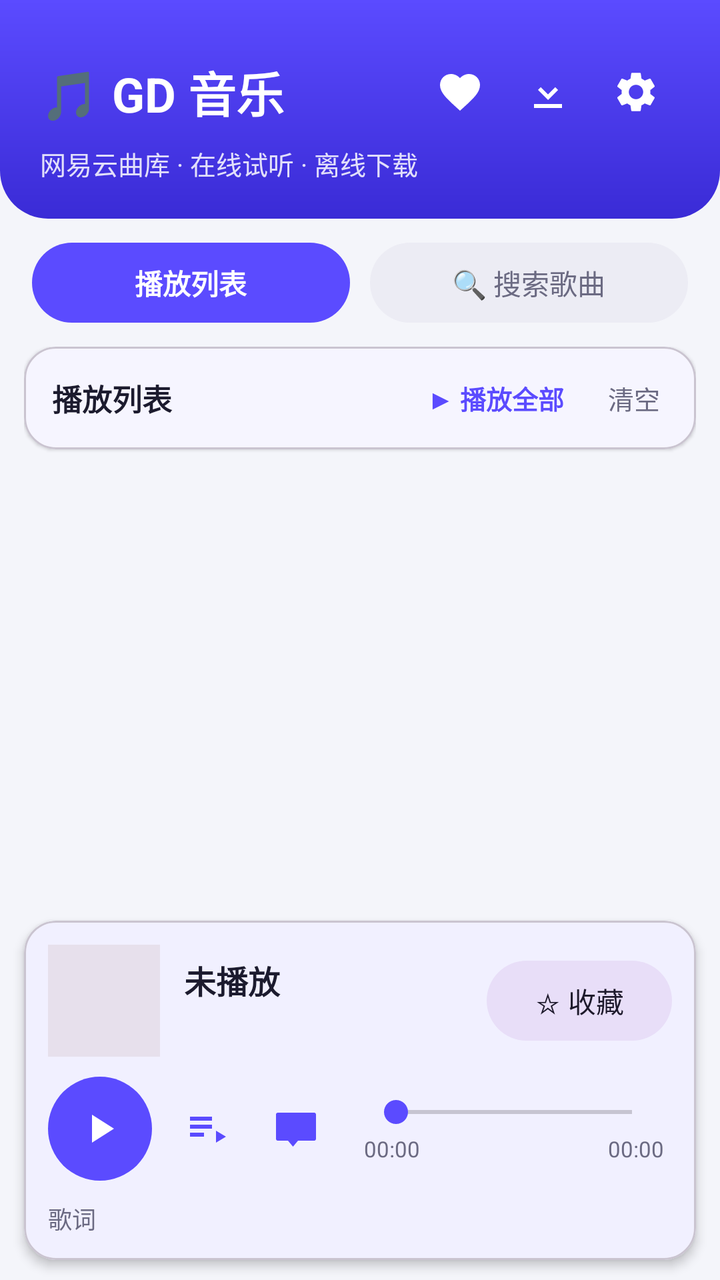
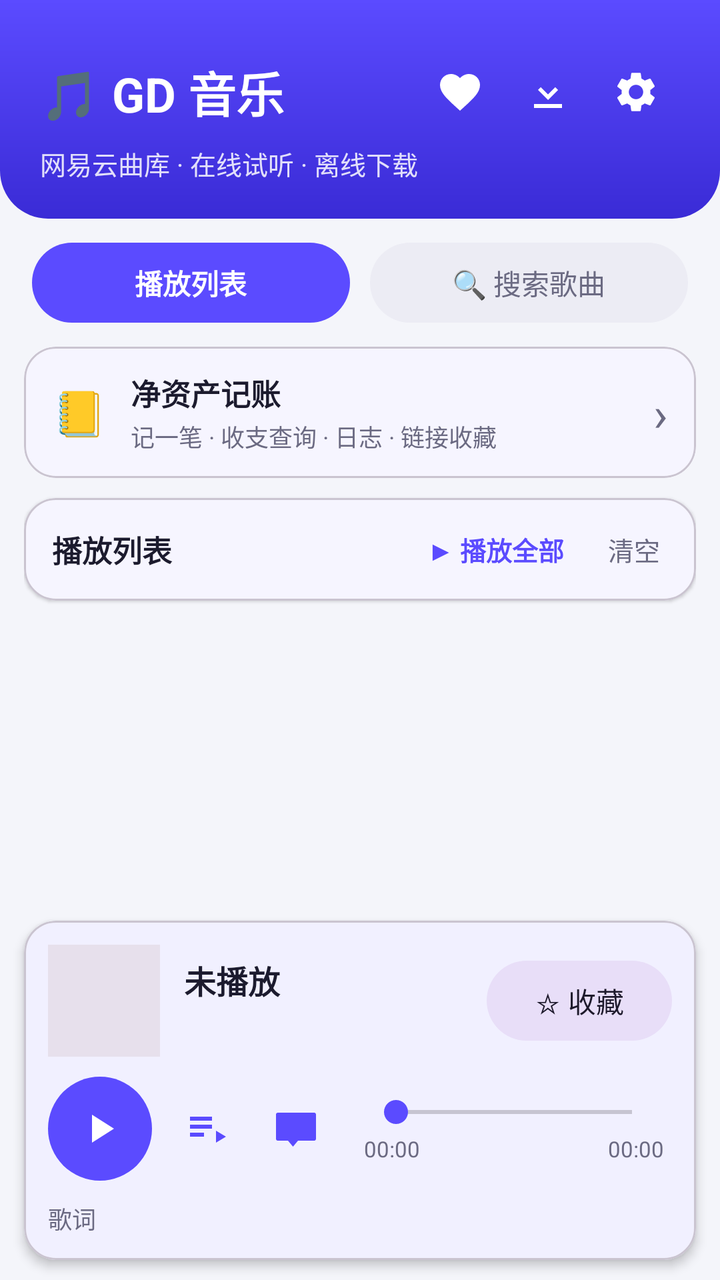

Compare the two renders of this Android layout. The source of the first and the diff that turns it into the second are given below.
<!-- AndroidManifest.xml: application theme AppTheme -->
<!-- res/layout/activity_main.xml -->
<?xml version="1.0" encoding="utf-8"?>
<LinearLayout xmlns:android="http://schemas.android.com/apk/res/android"
    xmlns:app="http://schemas.android.com/apk/res-auto"
    android:layout_width="match_parent"
    android:layout_height="match_parent"
    android:orientation="vertical">

    
    <LinearLayout
        android:layout_width="match_parent"
        android:layout_height="wrap_content"
        android:orientation="vertical"
        android:background="@drawable/bg_header_gradient"
        android:paddingStart="20dp"
        android:paddingEnd="20dp"
        android:paddingTop="24dp"
        android:paddingBottom="18dp">

        
        <LinearLayout
            android:layout_width="match_parent"
            android:layout_height="wrap_content"
            android:orientation="horizontal"
            android:gravity="center_vertical">
            <TextView
                android:layout_width="0dp"
                android:layout_height="wrap_content"
                android:layout_weight="1"
                android:text="🎵 GD 音乐"
                android:textSize="24sp"
                android:textStyle="bold"
                android:textColor="@color/on_primary"/>
            <ImageButton
                android:id="@+id/openFavorites"
                android:layout_width="44dp"
                android:layout_height="44dp"
                android:background="?attr/selectableItemBackgroundBorderless"
                android:src="@drawable/ic_favorite"
                android:tint="@color/on_primary"
                android:scaleType="centerInside"
                android:contentDescription="收藏"/>
            <ImageButton
                android:id="@+id/openDownloads"
                android:layout_width="44dp"
                android:layout_height="44dp"
                android:background="?attr/selectableItemBackgroundBorderless"
                android:src="@drawable/ic_download"
                android:tint="@color/on_primary"
                android:scaleType="centerInside"
                android:contentDescription="已下载"/>
            <ImageButton
                android:id="@+id/openSettings"
                android:layout_width="44dp"
                android:layout_height="44dp"
                android:background="?attr/selectableItemBackgroundBorderless"
                android:src="@drawable/ic_settings"
                android:tint="@color/on_primary"
                android:scaleType="centerInside"
                android:contentDescription="设置"/>
        </LinearLayout>

        
        <TextView
            android:layout_width="wrap_content"
            android:layout_height="wrap_content"
            android:text="网易云曲库 · 在线试听 · 离线下载"
            android:textSize="13sp"
            android:textColor="@color/on_primary"
            android:alpha="0.85"
            android:paddingTop="4dp"/>
    </LinearLayout>

    
    <LinearLayout
        android:layout_width="match_parent"
        android:layout_height="wrap_content"
        android:orientation="horizontal"
        android:gravity="center_vertical"
        android:paddingStart="16dp"
        android:paddingEnd="16dp"
        android:paddingTop="12dp"
        android:paddingBottom="4dp">
        <TextView
            android:id="@+id/tabPlaylist"
            android:layout_width="0dp"
            android:layout_height="40dp"
            android:layout_weight="1"
            android:gravity="center"
            android:text="播放列表"
            android:textSize="14sp"
            android:textStyle="bold"
            android:background="@drawable/bg_pill_primary"
            android:textColor="@color/on_primary"/>
        <TextView
            android:id="@+id/tabSearch"
            android:layout_width="0dp"
            android:layout_height="40dp"
            android:layout_marginStart="10dp"
            android:layout_weight="1"
            android:gravity="center"
            android:text="🔍 搜索歌曲"
            android:textSize="14sp"
            android:background="@drawable/bg_pill_surface"
            android:textColor="?attr/colorOnSurfaceVariant"/>
    </LinearLayout>

    
    <FrameLayout
        android:layout_width="match_parent"
        android:layout_height="0dp"
        android:layout_weight="1"
        android:paddingTop="8dp">

        
        <LinearLayout
            android:id="@+id/playlistPanel"
            android:layout_width="match_parent"
            android:layout_height="match_parent"
            android:orientation="vertical"
            android:paddingStart="12dp"
            android:paddingEnd="12dp">

            <com.google.android.material.card.MaterialCardView
                android:layout_width="match_parent"
                android:layout_height="wrap_content"
                app:cardCornerRadius="16dp"
                app:cardElevation="1dp"
                app:cardBackgroundColor="?attr/colorSurface"
                android:layout_marginBottom="10dp">
                <LinearLayout
                    android:layout_width="match_parent"
                    android:layout_height="wrap_content"
                    android:orientation="horizontal"
                    android:gravity="center_vertical"
                    android:paddingStart="14dp"
                    android:paddingEnd="8dp"
                    android:paddingTop="10dp"
                    android:paddingBottom="10dp">
                    <TextView
                        android:id="@+id/queueCount"
                        android:layout_width="0dp"
                        android:layout_height="wrap_content"
                        android:layout_weight="1"
                        android:text="播放列表"
                        android:textSize="15sp"
                        android:textStyle="bold"
                        android:textColor="?attr/colorOnSurface"/>
                    <TextView
                        android:id="@+id/playAllQueue"
                        android:layout_width="wrap_content"
                        android:layout_height="wrap_content"
                        android:text="▶ 播放全部"
                        android:textSize="13sp"
                        android:textStyle="bold"
                        android:textColor="@color/primary"
                        android:paddingStart="12dp"
                        android:paddingEnd="12dp"
                        android:paddingTop="6dp"
                        android:paddingBottom="6dp"/>
                    <TextView
                        android:id="@+id/clearQueue"
                        android:layout_width="wrap_content"
                        android:layout_height="wrap_content"
                        android:text="清空"
                        android:textSize="13sp"
                        android:textColor="?attr/colorOnSurfaceVariant"
                        android:paddingStart="10dp"
                        android:paddingEnd="10dp"
                        android:paddingTop="6dp"
                        android:paddingBottom="6dp"/>
                </LinearLayout>
            </com.google.android.material.card.MaterialCardView>

            <androidx.recyclerview.widget.RecyclerView
                android:id="@+id/queueList"
                android:layout_width="match_parent"
                android:layout_height="0dp"
                android:layout_weight="1"
                android:clipToPadding="false"
                android:paddingBottom="8dp"/>

            
            <LinearLayout
                android:id="@+id/queueEmpty"
                android:layout_width="match_parent"
                android:layout_height="match_parent"
                android:orientation="vertical"
                android:gravity="center"
                android:visibility="gone">
                <TextView
                    android:layout_width="wrap_content"
                    android:layout_height="wrap_content"
                    android:text="🎶"
                    android:textSize="48sp"/>
                <TextView
                    android:layout_width="wrap_content"
                    android:layout_height="wrap_content"
                    android:text="播放列表还是空的"
                    android:textSize="17sp"
                    android:textStyle="bold"
                    android:textColor="?attr/colorOnSurface"
                    android:paddingTop="10dp"/>
                <TextView
                    android:layout_width="wrap_content"
                    android:layout_height="wrap_content"
                    android:text="去搜索喜欢的歌，点一下就播"
                    android:textSize="13sp"
                    android:textColor="?attr/colorOnSurfaceVariant"
                    android:paddingTop="6dp"/>
                <com.google.android.material.button.MaterialButton
                    android:id="@+id/gotoSearchBtn"
                    android:layout_width="wrap_content"
                    android:layout_height="wrap_content"
                    android:layout_marginTop="18dp"
                    android:text="去搜索"/>
            </LinearLayout>
        </LinearLayout>

        
        <LinearLayout
            android:id="@+id/searchPanel"
            android:layout_width="match_parent"
            android:layout_height="match_parent"
            android:orientation="vertical"
            android:padding="12dp"
            android:visibility="gone">

            
            <com.google.android.material.card.MaterialCardView
                android:layout_width="match_parent"
                android:layout_height="wrap_content"
                app:cardCornerRadius="16dp"
                app:cardElevation="2dp"
                app:cardBackgroundColor="?attr/colorSurface"
                android:layout_marginBottom="12dp">
                <LinearLayout
                    android:layout_width="match_parent"
                    android:layout_height="wrap_content"
                    android:orientation="horizontal"
                    android:gravity="center_vertical"
                    android:padding="10dp">
                    <com.google.android.material.textfield.TextInputLayout
                        style="@style/Widget.Material3.TextInputLayout.OutlinedBox"
                        android:layout_width="0dp"
                        android:layout_height="wrap_content"
                        android:layout_weight="1"
                        android:hint="搜索歌曲 / 歌手">
                        <com.google.android.material.textfield.TextInputEditText
                            android:id="@+id/searchInput"
                            android:layout_width="match_parent"
                            android:layout_height="wrap_content"
                            android:inputType="text"
                            android:imeOptions="actionSearch"
                            android:maxLines="1"/>
                    </com.google.android.material.textfield.TextInputLayout>
                    <com.google.android.material.button.MaterialButton
                        android:id="@+id/searchButton"
                        android:layout_width="wrap_content"
                        android:layout_height="56dp"
                        android:layout_marginStart="8dp"
                        android:text="搜索"/>
                </LinearLayout>
            </com.google.android.material.card.MaterialCardView>

            
            <HorizontalScrollView
                android:layout_width="match_parent"
                android:layout_height="wrap_content"
                android:scrollbars="none"
                android:layout_marginBottom="8dp">
                <LinearLayout
                    android:layout_width="wrap_content"
                    android:layout_height="wrap_content"
                    android:orientation="horizontal">
                    <com.google.android.material.button.MaterialButton
                        android:id="@+id/sourceAll" style="@style/Widget.Material3.Button.OutlinedButton"
                        android:layout_width="wrap_content" android:layout_height="40dp"
                        android:text="全部" android:layout_marginEnd="8dp"/>
                    <com.google.android.material.button.MaterialButton
                        android:id="@+id/sourceNetease" style="@style/Widget.Material3.Button.OutlinedButton"
                        android:layout_width="wrap_content" android:layout_height="40dp"
                        android:text="网易云"/>
                </LinearLayout>
            </HorizontalScrollView>

            <TextView
                android:id="@+id/statusText"
                android:layout_width="match_parent"
                android:layout_height="wrap_content"
                android:text="搜索后点击歌曲即可播放"
                android:textColor="?attr/colorOnSurfaceVariant"
                android:textSize="13sp"
                android:padding="4dp"/>

            <com.google.android.material.button.MaterialButton
                android:id="@+id/playAllResults"
                style="@style/Widget.Material3.Button.OutlinedButton"
                android:layout_width="wrap_content"
                android:layout_height="40dp"
                android:text="▶ 播放全部结果"/>

            <androidx.recyclerview.widget.RecyclerView
                android:id="@+id/songList"
                android:layout_width="match_parent"
                android:layout_height="0dp"
                android:layout_weight="1"
                android:paddingTop="4dp"
                android:paddingBottom="8dp"
                android:clipToPadding="false"/>
        </LinearLayout>
    </FrameLayout>

    
    <com.google.android.material.card.MaterialCardView
        android:id="@+id/playerBar"
        android:layout_width="match_parent"
        android:layout_height="wrap_content"
        app:cardCornerRadius="16dp"
        app:cardElevation="3dp"
        app:cardBackgroundColor="?attr/colorSurface"
        android:layout_marginStart="12dp"
        android:layout_marginEnd="12dp"
        android:layout_marginBottom="10dp">
        <LinearLayout
            android:layout_width="match_parent"
            android:layout_height="wrap_content"
            android:orientation="vertical"
            android:padding="12dp">

            
            <LinearLayout
                android:layout_width="match_parent"
                android:layout_height="wrap_content"
                android:orientation="horizontal"
                android:gravity="center_vertical">
                <ImageView
                    android:id="@+id/coverImage"
                    android:layout_width="56dp"
                    android:layout_height="56dp"
                    android:scaleType="centerCrop"
                    android:background="?attr/colorSurfaceVariant"/>
                <LinearLayout
                    android:layout_width="0dp"
                    android:layout_height="wrap_content"
                    android:layout_weight="1"
                    android:orientation="vertical"
                    android:paddingStart="12dp">
                    <TextView
                        android:id="@+id/nowPlaying"
                        android:layout_width="match_parent"
                        android:layout_height="wrap_content"
                        android:text="未播放"
                        android:textSize="16sp"
                        android:textStyle="bold"
                        android:textColor="?attr/colorOnSurface"
                        android:maxLines="1"
                        android:ellipsize="end"/>
                    <TextView
                        android:id="@+id/nowArtist"
                        android:layout_width="match_parent"
                        android:layout_height="wrap_content"
                        android:text=""
                        android:textSize="13sp"
                        android:paddingTop="3dp"
                        android:textColor="?attr/colorOnSurfaceVariant"
                        android:maxLines="1"
                        android:ellipsize="end"/>
                </LinearLayout>
                <com.google.android.material.button.MaterialButton
                    android:id="@+id/favoriteButton"
                    style="@style/Widget.Material3.Button.TonalButton"
                    android:layout_width="wrap_content"
                    android:layout_height="wrap_content"
                    android:text="☆ 收藏"/>
            </LinearLayout>

            
            <LinearLayout
                android:layout_width="match_parent"
                android:layout_height="wrap_content"
                android:orientation="horizontal"
                android:gravity="center_vertical"
                android:paddingTop="10dp">
                <ImageButton
                    android:id="@+id/playPauseBtn"
                    android:layout_width="52dp"
                    android:layout_height="52dp"
                    android:background="@drawable/bg_circle_primary"
                    android:src="@drawable/ic_play"
                    android:tint="@color/on_primary"
                    android:scaleType="centerInside"/>
                <ImageButton
                    android:id="@+id/modeBtn"
                    android:layout_width="40dp"
                    android:layout_height="40dp"
                    android:layout_marginStart="8dp"
                    android:background="?attr/selectableItemBackgroundBorderless"
                    android:src="@drawable/ic_sequence"
                    android:tint="@color/primary"
                    android:scaleType="centerInside"
                    android:contentDescription="播放模式"/>
                <ImageButton
                    android:id="@+id/lyricFloatBtn"
                    android:layout_width="40dp"
                    android:layout_height="40dp"
                    android:layout_marginStart="4dp"
                    android:background="?attr/selectableItemBackgroundBorderless"
                    android:src="@drawable/ic_lyric_float"
                    android:tint="@color/primary"
                    android:scaleType="centerInside"
                    android:contentDescription="桌面歌词"/>
                <LinearLayout
                    android:layout_width="0dp"
                    android:layout_height="wrap_content"
                    android:layout_weight="1"
                    android:orientation="vertical"
                    android:paddingStart="14dp"
                    android:paddingEnd="4dp">
                    <SeekBar
                        android:id="@+id/seekBar"
                        android:layout_width="match_parent"
                        android:layout_height="wrap_content"
                        android:progressTint="@color/primary"
                        android:thumbTint="@color/primary"/>
                    <LinearLayout
                        android:layout_width="match_parent"
                        android:layout_height="wrap_content"
                        android:orientation="horizontal"
                        android:gravity="center_vertical"
                        android:paddingTop="2dp">
                        <TextView
                            android:id="@+id/curTime"
                            android:layout_width="wrap_content"
                            android:layout_height="wrap_content"
                            android:text="00:00"
                            android:textSize="11sp"
                            android:textColor="?attr/colorOnSurfaceVariant"/>
                        <View
                            android:layout_width="0dp"
                            android:layout_height="0dp"
                            android:layout_weight="1"/>
                        <TextView
                            android:id="@+id/totalTime"
                            android:layout_width="wrap_content"
                            android:layout_height="wrap_content"
                            android:text="00:00"
                            android:textSize="11sp"
                            android:textColor="?attr/colorOnSurfaceVariant"/>
                    </LinearLayout>
                </LinearLayout>
            </LinearLayout>

            <TextView
                android:id="@+id/lyricsText"
                android:layout_width="match_parent"
                android:layout_height="wrap_content"
                android:text="歌词"
                android:maxLines="2"
                android:ellipsize="end"
                android:textSize="12sp"
                android:textColor="?attr/colorOnSurfaceVariant"
                android:paddingTop="10dp"/>
        </LinearLayout>
    </com.google.android.material.card.MaterialCardView>
</LinearLayout>
<!-- resources referenced by this layout -->
<resources>
  <color name="on_primary">#FFFFFF</color>
  <color name="primary">#5B4BFF</color>
  <!-- drawable bg_circle_primary (drawable) -->
  <?xml version="1.0" encoding="utf-8"?>
  <shape xmlns:android="http://schemas.android.com/apk/res/android"
      android:shape="oval">
      <solid android:color="@color/primary"/>
  </shape>
  <!-- drawable bg_header_gradient (drawable) -->
  <?xml version="1.0" encoding="utf-8"?>
  <shape xmlns:android="http://schemas.android.com/apk/res/android"
      android:shape="rectangle">
      <gradient
          android:startColor="@color/primary"
          android:endColor="@color/primary_dark"
          android:angle="270"/>
      <corners
          android:bottomLeftRadius="24dp"
          android:bottomRightRadius="24dp"/>
  </shape>
  <!-- drawable bg_pill_primary (drawable) -->
  <?xml version="1.0" encoding="utf-8"?>
  <shape xmlns:android="http://schemas.android.com/apk/res/android"
      android:shape="rectangle">
      <solid android:color="@color/primary"/>
      <corners android:radius="20dp"/>
  </shape>
  <!-- drawable bg_pill_surface (drawable) -->
  <?xml version="1.0" encoding="utf-8"?>
  <shape xmlns:android="http://schemas.android.com/apk/res/android"
      android:shape="rectangle">
      <solid android:color="@color/surface_variant"/>
      <corners android:radius="20dp"/>
  </shape>
  <!-- drawable ic_download (drawable) -->
  <vector xmlns:android="http://schemas.android.com/apk/res/android"
      android:width="24dp"
      android:height="24dp"
      android:viewportWidth="24"
      android:viewportHeight="24">
      <path
          android:fillColor="#000000"
          android:pathData="M5,20h14v-2H5V20zM12,4v9.17l3.59,-3.58L17,11l-5,5 -5,-5 1.41,-1.41L12,13.17V4z"/>
  </vector>
  <!-- drawable ic_favorite (drawable) -->
  <vector xmlns:android="http://schemas.android.com/apk/res/android"
      android:width="24dp"
      android:height="24dp"
      android:viewportWidth="24"
      android:viewportHeight="24">
      <path
          android:fillColor="#000000"
          android:pathData="M12,21.35l-1.45,-1.32C5.4,15.36 2,12.28 2,8.5 2,5.42 4.42,3 7.5,3c1.74,0 3.41,0.81 4.5,2.09C13.09,3.81 14.76,3 16.5,3 19.58,3 22,5.42 22,8.5c0,3.78 -3.4,6.86 -8.55,11.54L12,21.35z"/>
  </vector>
  <!-- drawable ic_lyric_float (drawable) -->
  <vector xmlns:android="http://schemas.android.com/apk/res/android"
      android:width="24dp"
      android:height="24dp"
      android:viewportWidth="24"
      android:viewportHeight="24"
      android:tint="#FFFFFFFF">
      
      <path
          android:fillColor="#FF000000"
          android:pathData="M3,4h18a1,1 0,0 1,1 1v12a1,1 0,0 1,-1 1H13l-2.5,3L8,18H3a1,1 0,0 1,-1 -1V5a1,1 0,0 1,1 -1zM4.5,7.5h15v1.5h-15zM4.5,11h10v1.5h-10z"/>
  </vector>
  <!-- drawable ic_play (drawable) -->
  <vector xmlns:android="http://schemas.android.com/apk/res/android"
      android:width="24dp"
      android:height="24dp"
      android:viewportWidth="24.0"
      android:viewportHeight="24.0">
      <path
          android:fillColor="#FFFFFF"
          android:pathData="M8 5v14l11-7z"/>
  </vector>
  <!-- drawable ic_sequence (drawable) -->
  <vector xmlns:android="http://schemas.android.com/apk/res/android"
      android:width="24dp"
      android:height="24dp"
      android:viewportWidth="24"
      android:viewportHeight="24">
      <path
          android:fillColor="#000000"
          android:pathData="M3 10h11v2H3v-2zm0-4h11v2H3V6zm0 8h7v2H3v-2zm13-1v6l5-3-5-3z"/>
  </vector>
  <color name="primary_dark">#3A2BD6</color>
  <color name="surface_variant">#ECECF4</color>
  <color name="background">#F4F5FA</color>
  <color name="surface">#FFFFFF</color>
  <color name="on_surface">#1C1B2E</color>
  <color name="on_surface_variant">#6B6A82</color>
  <!-- unchanged entries left out for length: 2 -->
</resources>

<!-- the commit's change to res/layout/activity_main.xml (unified diff, before → after) -->
@@ -120,6 +120,59 @@
             android:paddingStart="12dp"
             android:paddingEnd="12dp">
 
+            
+            <com.google.android.material.card.MaterialCardView
+                android:id="@+id/openNetAsset"
+                android:layout_width="match_parent"
+                android:layout_height="wrap_content"
+                app:cardCornerRadius="16dp"
+                app:cardElevation="1dp"
+                app:cardBackgroundColor="?attr/colorSurface"
+                android:layout_marginBottom="10dp">
+                <LinearLayout
+                    android:layout_width="match_parent"
+                    android:layout_height="wrap_content"
+                    android:orientation="horizontal"
+                    android:gravity="center_vertical"
+                    android:paddingStart="14dp"
+                    android:paddingEnd="14dp"
+                    android:paddingTop="12dp"
+                    android:paddingBottom="12dp">
+                    <TextView
+                        android:layout_width="wrap_content"
+                        android:layout_height="wrap_content"
+                        android:text="📒"
+                        android:textSize="22sp"/>
+                    <LinearLayout
+                        android:layout_width="0dp"
+                        android:layout_height="wrap_content"
+                        android:layout_weight="1"
+                        android:orientation="vertical"
+                        android:paddingStart="12dp">
+                        <TextView
+                            android:layout_width="wrap_content"
+                            android:layout_height="wrap_content"
+                            android:text="净资产记账"
+                            android:textSize="15sp"
+                            android:textStyle="bold"
+                            android:textColor="?attr/colorOnSurface"/>
+                        <TextView
+                            android:layout_width="wrap_content"
+                            android:layout_height="wrap_content"
+                            android:text="记一笔 · 收支查询 · 日志 · 链接收藏"
+                            android:textSize="12sp"
+                            android:textColor="?attr/colorOnSurfaceVariant"
+                            android:paddingTop="2dp"/>
+                    </LinearLayout>
+                    <TextView
+                        android:layout_width="wrap_content"
+                        android:layout_height="wrap_content"
+                        android:text="›"
+                        android:textSize="24sp"
+                        android:textColor="?attr/colorOnSurfaceVariant"/>
+                </LinearLayout>
+            </com.google.android.material.card.MaterialCardView>
+
             <com.google.android.material.card.MaterialCardView
                 android:layout_width="match_parent"
                 android:layout_height="wrap_content"
